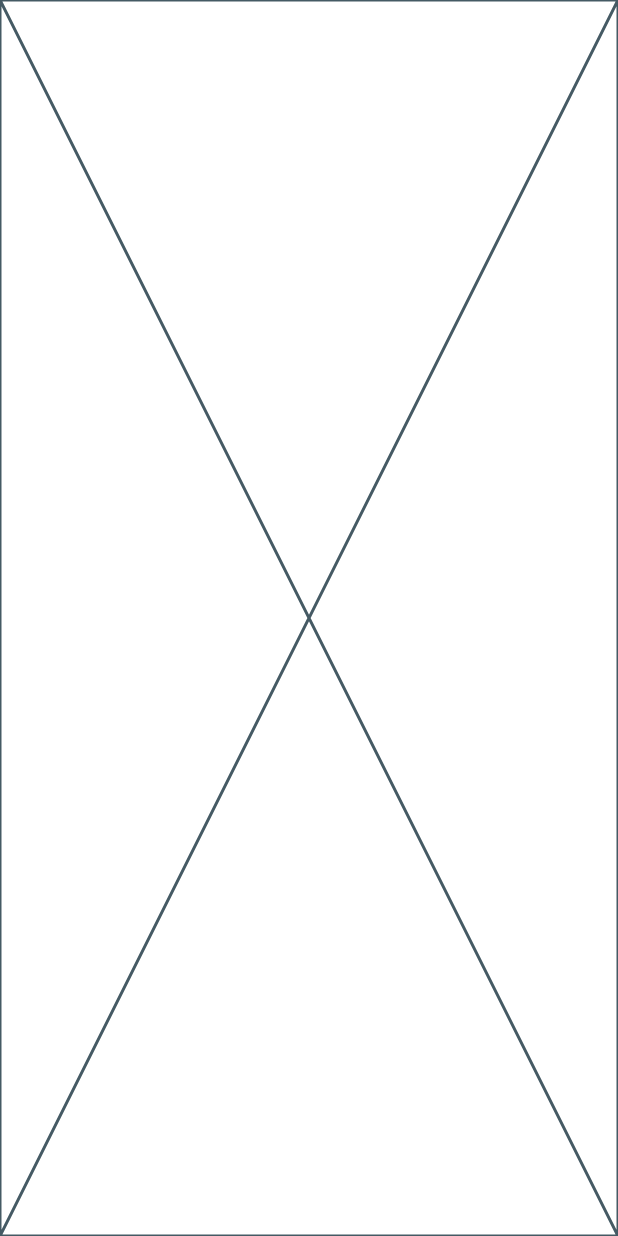
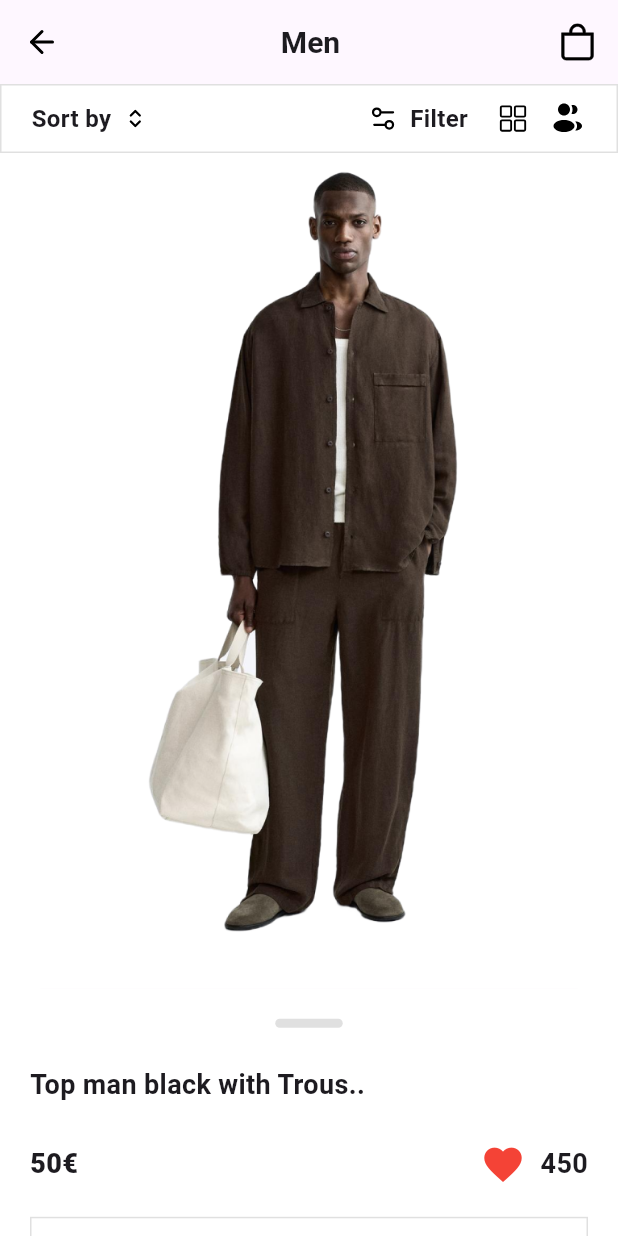
Before and after one commit to AhmedAbdelgawadHassan/RunWay, a Flutter app: the CategoriesView screen opened directly, after a tap on "Top man black with Trous..", on a phone screen of 412 x 824 dp. Run offline on Flutter 3.47's test engine with Material 3 defaults, Android fonts, the phone set to English and light mode, and no system bars; our stand-ins replace flutter_svg, gap, video_player.

Commit message:
Buttom sheet done and Finish App

```diff
--- a/lib/views/categories_view.dart
+++ b/lib/views/categories_view.dart
@@ -10,6 +10,46 @@ import 'package:runway/widgets/product_filter.dart';
 class CategoriesView extends StatelessWidget {
   CategoriesView({super.key});
   List<ProductModel> products = [
+    ProductModel(
+      name: "Top Man Black",
+      price: "20€",
+      image: "assets/images/models/model1.png",
+    ),
+    ProductModel(
+      name: "Top man black with Trous..",
+      price: "50€",
+      image: "assets/images/models/model2.png",
+    ),
+    ProductModel(
+      name: "Deep gray essential regul..",
+      price: "26€",
+      image: "assets/images/models/model3.png",
+    ),
+    ProductModel(
+      name: "Gray coat and white T-sh..",
+      price: "100€",
+      image: "assets/images/models/model4.png",
+    ),
+    ProductModel(
+      name: "Top Man Black",
+      price: "20€",
+      image: "assets/images/models/model1.png",
+    ),
+    ProductModel(
+      name: "Top man black with Trous..",
+      price: "50€",
+      image: "assets/images/models/model2.png",
+    ),
+    ProductModel(
+      name: "Deep gray essential regul..",
+      price: "26€",
+      image: "assets/images/models/model3.png",
+    ),
+    ProductModel(
+      name: "Gray coat and white T-sh..",
+      price: "100€",
+      image: "assets/images/models/model4.png",
+    ),
     ProductModel(
       name: "Top Man Black",
       price: "20€",
@@ -53,19 +93,27 @@ class CategoriesView extends StatelessWidget {
               child: GridView.builder(
                 gridDelegate: SliverGridDelegateWithFixedCrossAxisCount(
                   crossAxisCount: 2,
-
-                  childAspectRatio: 0.58, ),
-                  itemCount: products.length,
-              itemBuilder: (context, index)
-              {
-                return Productitem(product: products[index],onTap: () {
-                  Navigator.push(context, MaterialPageRoute(
-                    builder: (context) => ProductdetailsView()));
-                },);
-
-              }),
+                  crossAxisSpacing: 1,
+                  childAspectRatio: 0.58,
+                ),
+                itemCount: products.length,
+                itemBuilder: (context, index) {
+                  return Productitem(
+                    product: products[index],
+                    onTap: () {
+                      Navigator.push(
+                        context,
+                        MaterialPageRoute(
+                          builder: (context) => ProductdetailsView(
+                            productModel: products[index],
+                        ),
+                      ));
+                    },
+                  );
+                },
+              ),
             ),
-          )
+          ),
         ],
       ),
     );
--- a/lib/views/productDetails_view.dart
+++ b/lib/views/productDetails_view.dart
@@ -1,10 +1,87 @@
 import 'package:flutter/material.dart';
+import 'package:runway/models/ProductModel.dart';
+import 'package:runway/widgets/buttonSheet.dart';
+import 'package:runway/widgets/customAppbar.dart';
+import 'package:runway/widgets/product_filter.dart';
 
-class ProductdetailsView extends StatelessWidget {
-  const ProductdetailsView({super.key});
+class ProductdetailsView extends StatefulWidget {
+  const ProductdetailsView({super.key, required this.productModel});
+  final ProductModel productModel;
+
+  @override
+  State<ProductdetailsView> createState() => _ProductdetailsViewState();
+}
+
+
+class _ProductdetailsViewState extends State<ProductdetailsView> {
+
+
+   @override
+void initState() {
+  super.initState();
+
+  WidgetsBinding.instance.addPostFrameCallback((_) {
+    showModalBottomSheet(
+  context: context,
+  isScrollControlled: true,
+  barrierColor: Colors.transparent,
+  builder: (context) {
+    return DraggableScrollableSheet(   // لسحب الشيت لفوق
+      initialChildSize: 0.2,
+      minChildSize: 0.2,
+      maxChildSize: 0.9,
+      expand: false,
+      builder: (context, scrollController) {
+        return GestureDetector(
+          onTap: () {}, // يمنع غلق الشيت لما تدوس عليه
+          child: Container(
+            decoration: BoxDecoration(
+              color: Colors.white,
+              borderRadius: BorderRadius.vertical(top: Radius.circular(15)),
+            ),
+            child:
+                Expanded(
+                  child: ListView(
+                    controller: scrollController,
+                    children: [
+                       Buttonsheet(productModel: widget.productModel)
+                    ],
+
+                  )
+                  ),
+
+
+            ),
+        );
+      },
+    );
+  },
+);
+
+  });
+}
 
   @override
   Widget build(BuildContext context) {
-    return const Placeholder();
+    return Scaffold(
+      appBar: AppBar(
+        automaticallyImplyLeading: false,
+        title: Customappbar(
+          prefixIcon: 'assets/svgs/arrow-left.svg',
+          suffixIcon: 'assets/svgs/cart.svg',
+          text: 'Men',
+        ),
+      ),
+      body: Column(
+        children: [
+          ProductFilter(),
+          Container(
+            height: MediaQuery.of(context).size.height * 0.65,
+            alignment: Alignment.center,
+            child: Image.asset(widget.productModel.image),
+          ),
+        ],
+      ),
+    );
   }
 }
--- /dev/null
+++ b/lib/widgets/aboutProductContainer.dart
@@ -0,0 +1,41 @@
+import 'package:flutter/material.dart';
+import 'package:flutter_svg/svg.dart';
+import 'package:gap/gap.dart';
+
+class Aboutproductcontainer extends StatelessWidget {
+  const Aboutproductcontainer({super.key, required this.text, required this.prefixImage, required this.suffixImage});
+  final String text;
+  final String prefixImage;
+  final String suffixImage;
+
+  @override
+  Widget build(BuildContext context) {
+    return  Container(
+              padding: EdgeInsets.symmetric(horizontal: 12),
+              width: double.infinity,
+              height: 50,
+              decoration: BoxDecoration(
+                border: Border.all(
+                  color: Colors.grey,
+                  width: 1
+                ),
+                borderRadius: BorderRadius.circular(3)
+              ),
+              child: Row(
+                children: [
+                 SvgPicture.asset(prefixImage),
+                 Gap(15),
+                 Text(text,
+                 style: TextStyle(
+                  fontWeight: FontWeight.bold,
+                  fontSize: 15
+                 ),),
+                 Spacer(),
+                 SvgPicture.asset(suffixImage),
+
+                ],
+              ),
+
+            );
+  }
+}
--- /dev/null
+++ b/lib/widgets/addToBageBotton.dart
@@ -0,0 +1,25 @@
+import 'package:flutter/material.dart';
+
+class Addtobagebotton extends StatelessWidget {
+  const Addtobagebotton({super.key});
+
+  @override
+  Widget build(BuildContext context) {
+    return MaterialButton(onPressed: (){},
+      color: Colors.black,
+      shape: RoundedRectangleBorder(
+        borderRadius: BorderRadius.circular(5),
+      ),
+      minWidth: double.infinity,
+      height: 50,
+      child: Text(
+        'Add to Bag',
+        style: TextStyle(
+          color: Colors.white,
+          fontSize: 16,
+          fontWeight: FontWeight.bold,
+        ),
+      ),
+    );
+  }
+}
--- /dev/null
+++ b/lib/widgets/buttonSheet.dart
@@ -0,0 +1,140 @@
+import 'package:flutter/material.dart';
+import 'package:flutter_svg/flutter_svg.dart';
+import 'package:gap/gap.dart';
+import 'package:runway/models/ProductModel.dart';
+import 'package:runway/widgets/aboutProductContainer.dart';
+import 'package:runway/widgets/addToBageBotton.dart';
+import 'package:runway/widgets/selectColorandSize.dart';
+
+
+class Buttonsheet extends StatelessWidget {
+  const Buttonsheet({super.key, required this.productModel});
+  final ProductModel productModel ;
+
+  @override
+  Widget build(BuildContext context) {
+    return Padding(
+      padding:EdgeInsets.symmetric(horizontal: 20) ,
+      child: SingleChildScrollView(
+        controller: ScrollController(),
+        physics: BouncingScrollPhysics(),
+        child: Column(
+          crossAxisAlignment:CrossAxisAlignment.start ,
+          children: [
+            Center(
+              child: Container(
+                margin: EdgeInsets.only(top: 20),
+                width:45,
+                height: 6,
+                decoration: BoxDecoration(
+                  color: Colors.grey.shade300,
+                  borderRadius: BorderRadius.circular(10),
+                ),
+              ),
+            ),
+            Gap(25),
+            Text(
+              productModel.name,
+              style: TextStyle(
+                fontSize: 18,
+                fontWeight: FontWeight.bold,
+              ),
+            ),
+            Gap(25),
+            Row(
+              children: [
+                Text(productModel.price,
+                  style: TextStyle(
+                    fontSize: 18,
+                    fontWeight: FontWeight.w900,
+                  ),
+                ),
+                Spacer(),
+                Icon(Icons.favorite, color: Colors.red,size: 30,),
+                Gap(10),
+                Text('450',
+                  style: TextStyle(
+                    fontSize: 18,
+                    fontWeight: FontWeight.bold,
+                  ),
+                ),
+              ],
+            ),
+            Gap(20),
+            selectColorandSize(),
+            Gap(10),
+            Addtobagebotton(),
+            Gap(15),
+            Container(
+              padding: EdgeInsets.symmetric(horizontal: 12),
+              width: double.infinity,
+              height: 50,
+              decoration: BoxDecoration(
+                border: Border.all(
+                  color: Colors.grey,
+                  width: 1
+                ),
+                borderRadius: BorderRadius.circular(3)
+              ),
+              child: Row(
+                children: [
+                 SvgPicture.asset('assets/svgs/solar_delivery-linear.svg'),
+                 Gap(15),
+                 Text("Free Delivery",
+                 style: TextStyle(
+                  fontWeight: FontWeight.bold,
+                  fontSize: 15
+                 ),)
+                ],
+              ),
+            ),
+             Container(
+              padding: EdgeInsets.symmetric(horizontal: 12),
+              width: double.infinity,
+              height: 50,
+              decoration: BoxDecoration(
+                border: Border.all(
+                  color: Colors.grey,
+                  width: 1
+                ),
+                borderRadius: BorderRadius.circular(3)
+              ),
+              child: Row(
+                children: [
+                 SvgPicture.asset('assets/svgs/hugeicons_truck-return.svg'),
+                 Gap(15),
+                 Text("Free Return",
+                 style: TextStyle(
+                  fontWeight: FontWeight.bold,
+                  fontSize: 15
+                 ),),
+                 Spacer(),
+                 Text('View Return Policy',
+                 style: TextStyle(
+                  color: Colors.grey
+                 ),
+                 )
+                ],
+              ),
+
+            ),
+            Gap(20),
+            Text("About Product",
+            textAlign: TextAlign.center,
+            style: TextStyle(
+              fontSize: 18,
+              fontWeight: FontWeight.bold
+            ),
+            ),
+            Gap(20),
+            Aboutproductcontainer(text: 'Product Details', prefixImage: 'assets/svgs/fluent_apps-list-detail-20-regular.svg', suffixImage: 'assets/svgs/chevron-down (1).svg'),
+            Aboutproductcontainer(text: 'Brand', prefixImage: 'assets/svgs/solar_hanger-2-linear.svg', suffixImage: 'assets/svgs/chevron-down.svg'),
+            Aboutproductcontainer(text: 'Sized and Fit', prefixImage: 'assets/svgs/hugeicons_tape-measure.svg', suffixImage: 'assets/svgs/chevron-down.svg'),
+            Aboutproductcontainer(text: 'History', prefixImage: 'assets/svgs/solar_history-outline.svg', suffixImage: 'assets/svgs/chevron-down (1).svg')
+
+          ],
+        ),
+      ),
+    );
+  }
+}
--- a/lib/widgets/customAppbar.dart
+++ b/lib/widgets/customAppbar.dart
@@ -14,8 +14,13 @@ class Customappbar extends StatelessWidget {
     return  Row(
           mainAxisAlignment: MainAxisAlignment.spaceBetween,
           children: [
-           SvgPicture.asset(
-            prefixIcon,
+           GestureDetector(
+            onTap: () {
+              Navigator.pop(context);
+            },
+             child: SvgPicture.asset(
+              prefixIcon,
+             ),
            ),
             Text(text,
               style: TextStyle(
--- a/lib/widgets/productItem.dart
+++ b/lib/widgets/productItem.dart
@@ -23,7 +23,7 @@ class _ProductitemState extends State<Productitem> {
         children: [
           Container(
             alignment: Alignment.center,
-            width: 180,
+            width: 185,
             height: 265,
             decoration: BoxDecoration(
               color: Color(0xffE3E3E3),
@@ -41,11 +41,14 @@ class _ProductitemState extends State<Productitem> {
               ],
             ),
           ),
-          Text(
-            widget.product.name,
-            maxLines: 1,
-            overflow: TextOverflow.ellipsis,
-            style: TextStyle(fontSize: 16, fontWeight: FontWeight.w600),
+          SizedBox(
+            width: 185,
+            child: Text(
+              widget.product.name,
+              maxLines: 1,
+              overflow: TextOverflow.ellipsis,
+              style: TextStyle(fontSize: 16, fontWeight: FontWeight.w600),
+            ),
           ),
           Row(
             mainAxisSize: MainAxisSize.min,
--- /dev/null
+++ b/lib/widgets/selectColorandSize.dart
@@ -0,0 +1,49 @@
+import 'package:flutter/material.dart';
+import 'package:flutter_svg/svg.dart';
+import 'package:gap/gap.dart';
+
+class selectColorandSize extends StatelessWidget {
+  const selectColorandSize({super.key});
+
+  @override
+  Widget build(BuildContext context) {
+    return Container(
+      padding: EdgeInsets.symmetric(horizontal: 20),
+      width: double.infinity,
+      height: 70,
+      decoration: BoxDecoration(
+      color: Colors.white,
+      border: Border.all(color: Colors.grey.shade300, width: 1),
+      ),
+      child: Row(
+        children: [
+             Text('Select Color',
+              style: TextStyle(
+                fontSize: 16,
+                fontWeight: FontWeight.bold,
+              ),
+        ) ,
+        Gap(10),
+        SvgPicture.asset('assets/svgs/select.svg'),
+        Spacer(),
+        VerticalDivider(
+          color: Colors.grey.shade300,
+          thickness: 1,
+          indent: 12,
+          endIndent:12,
+          ),
+          Spacer(),
+           Text('Select Size',
+              style: TextStyle(
+                fontSize: 16,
+                fontWeight: FontWeight.bold,
+              ),
+        ) ,
+        Gap(10),
+        SvgPicture.asset('assets/svgs/select.svg'),
+
+
+     ] ),
+    );
+  }
+}
```
Also changed, not shown: assets/svgs/chevron-down (1).svg (added), assets/svgs/chevron-down.svg (added), assets/svgs/fluent_apps-list-detail-20-regular.svg (added), assets/svgs/hugeicons_tape-measure.svg (added), assets/svgs/hugeicons_truck-return.svg (added), assets/svgs/solar_delivery-linear.svg (added), assets/svgs/solar_hanger-2-linear.svg (added), assets/svgs/solar_history-outline.svg (added), 1 other file.
